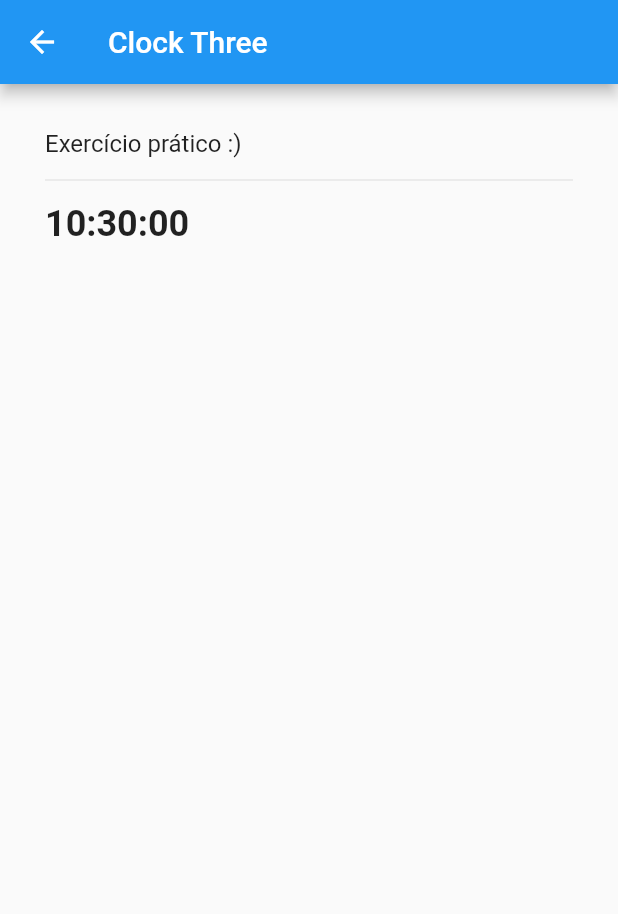
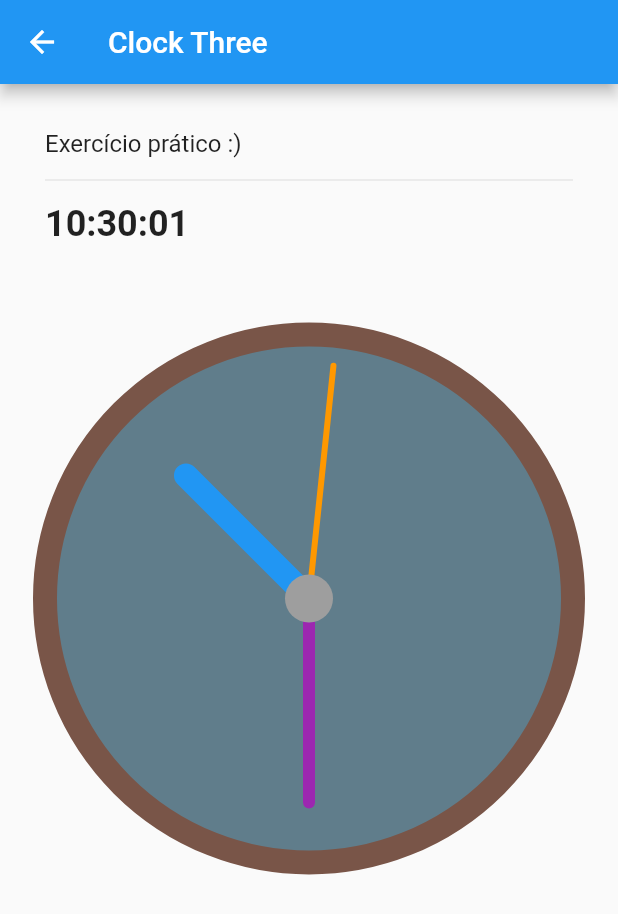
Before and after one commit to brunozupp/clock_painter, a Flutter app: the ClockThreePage screen opened directly, on a phone screen of 412 x 824 dp. Shown: the top 914 px of the screen. Run offline on Flutter 3.47's test engine with Material 2 defaults, Android fonts, the phone set to English and light mode, and no system bars; our stand-ins replace timer_builder.

Commit message:
Exemplo prático pronto

```diff
--- a/lib/pages/clock_examples/clock_three/clock_three_page.dart
+++ b/lib/pages/clock_examples/clock_three/clock_three_page.dart
@@ -1,9 +1,40 @@
+import 'dart:async';
+
 import 'package:clock_painter/pages/clock_examples/clock_three/widgets/clock_three_widget.dart';
 import 'package:flutter/material.dart';
 
-class ClockThreePage extends StatelessWidget {
+class ClockThreePage extends StatefulWidget {
 
   const ClockThreePage({ Key? key }) : super(key: key);
+
+  @override
+  State<ClockThreePage> createState() => _ClockThreePageState();
+}
+
+class _ClockThreePageState extends State<ClockThreePage> {
+
+  DateTime current = DateTime.now();
+
+  late Timer timer;
+
+  @override
+  void initState() {
+    super.initState();
+
+    timer = Timer.periodic(const Duration(seconds: 1), (timer) {
+      setState(() {
+        current = current.add(const Duration(seconds: 1));
+      });
+    });
+  }
+
+  @override
+  void dispose() {
+
+    timer.cancel();
+
+    super.dispose();
+  }
 
   @override
   Widget build(BuildContext context) {
@@ -29,7 +60,7 @@ class ClockThreePage extends StatelessWidget {
             ),
 
             Text(
-              _formatTime(DateTime.now()),
+              _formatTime(current),
               style: const TextStyle(
                 color: Colors.black87,
                 fontSize: 24,
@@ -41,7 +72,9 @@ class ClockThreePage extends StatelessWidget {
               height: 30,
             ),
 
-            const ClockThreeWidget(),
+            ClockThreeWidget(
+              date: current,
+            ),
           ],
         ),
       ),
--- a/lib/pages/clock_examples/clock_three/widgets/clock_three_widget.dart
+++ b/lib/pages/clock_examples/clock_three/widgets/clock_three_widget.dart
@@ -1,20 +1,33 @@
+import 'dart:math';
+
+import 'package:flutter/material.dart';
+
 import 'package:clock_painter/pages/clock_examples/clock_three/painters/clock_three_painter.dart';
-import 'package:flutter/material.dart';
 
 class ClockThreeWidget extends StatelessWidget {
 
-  const ClockThreeWidget({ Key? key }) : super(key: key);
+  final DateTime date;
+
+  const ClockThreeWidget({
+    Key? key,
+    required this.date,
+  }) : super(key: key);
 
   @override
   Widget build(BuildContext context) {
 
     final size = MediaQuery.of(context).size.width;
 
-    return SizedBox(
-      width: size,
-      height: size,
-      child: CustomPaint(
-        painter: ClockThreePainter(),
+    return Transform.rotate(
+      angle: (3 * pi) / 2,
+      child: SizedBox(
+        width: size,
+        height: size,
+        child: CustomPaint(
+          painter: ClockThreePainter(
+            date: date,
+          ),
+        ),
       ),
     );
   }
```
Also changed, not shown: lib/pages/clock_examples/clock_three/painters/clock_three_painter.dart (+62 -0 lines).
